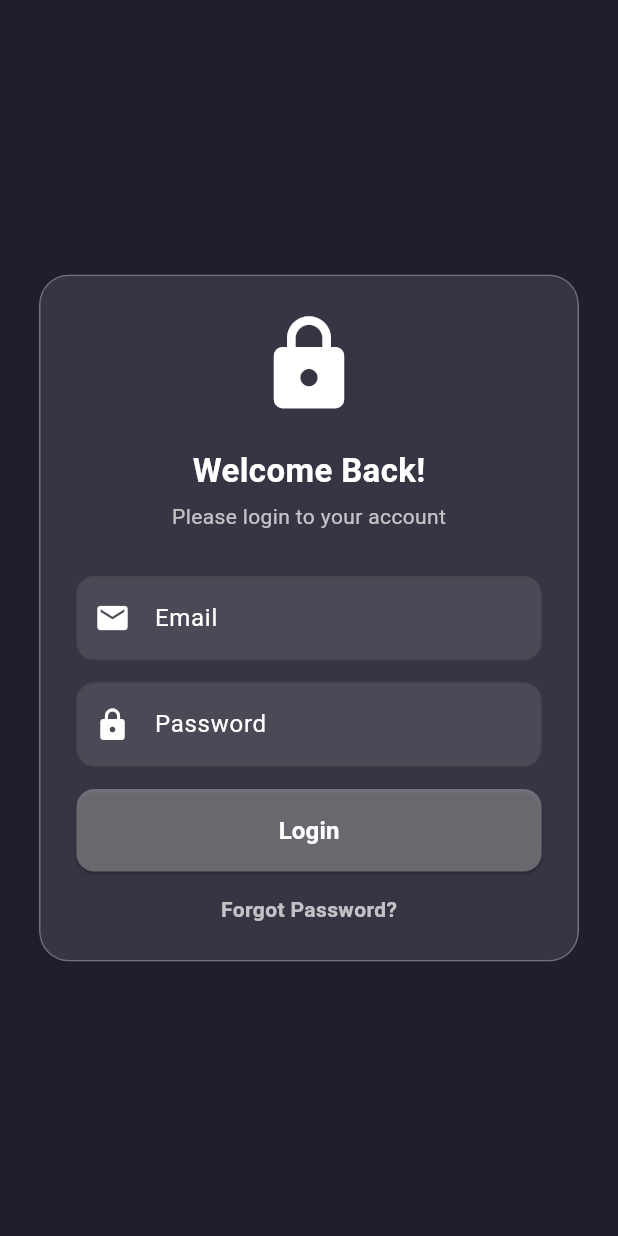
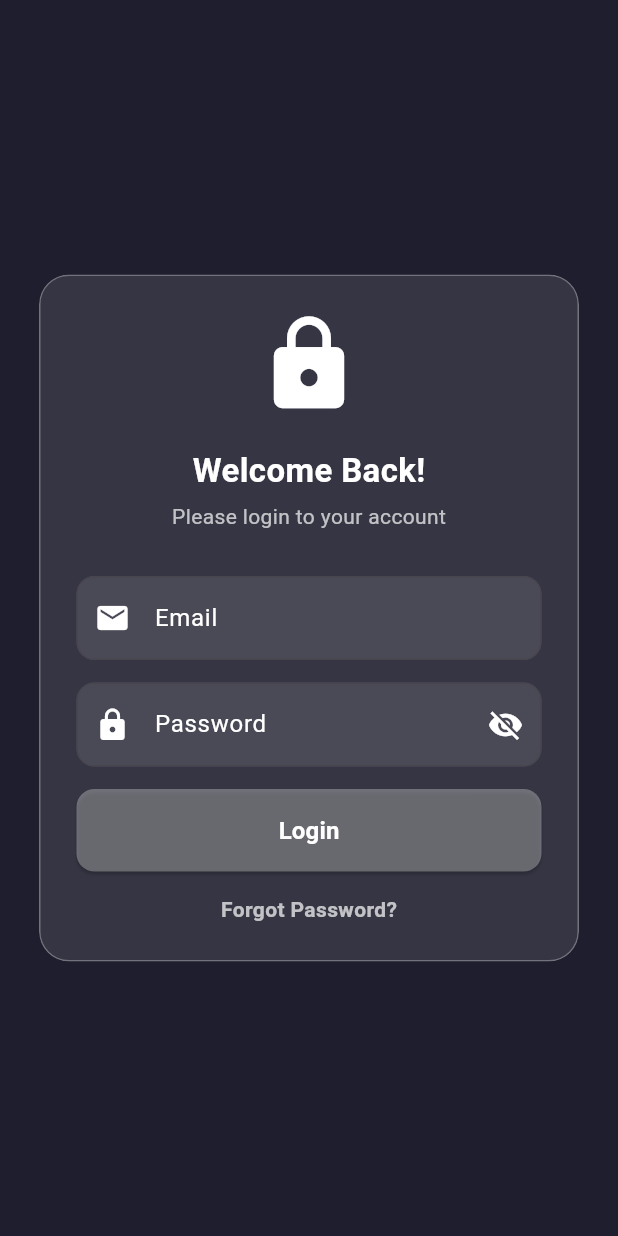
Before and after one commit to johnelson12345/SalesManagement_Monitoring_Node_postgresql, a Flutter app: the screen it shows after launch, on a phone screen of 412 x 824 dp. Run offline on Flutter 3.47's test engine with Material 3 defaults, Android fonts, the phone set to English and light mode, and no system bars; our stand-ins replace image_picker, shared_preferences.

Commit message:
made some functions

```diff
--- a/lib/screens/dashboard.dart
+++ b/lib/screens/dashboard.dart
@@ -165,7 +165,7 @@ class _DashboardScreenState extends State<DashboardScreen> {
                         final menu = recentMenus[index];
                         return ListTile(
                           title: Text(menu.menuname),
-                          subtitle: Text('Price: ₱\${menu.price.toStringAsFixed(2)}'),
+                          subtitle: Text('Price: ₱${menu.price.toStringAsFixed(2)}'),
                           onTap: () {
                             // Placeholder for menu details navigation
                           },
--- a/lib/screens/loginscreen.dart
+++ b/lib/screens/loginscreen.dart
@@ -18,6 +18,7 @@ class _LoginScreenState extends State<LoginScreen> {
   final TextEditingController passwordController = TextEditingController();
   bool isLoading = false;
   String errorMessage = '';
+  bool _obscureText = true;
 
  Future<void> loginUser() async {
   setState(() {
@@ -151,12 +152,23 @@ class _LoginScreenState extends State<LoginScreen> {
                   // Password Input
                   TextField(
                     controller: passwordController,
-                    obscureText: true,
+                    obscureText: _obscureText,
                     style: const TextStyle(color: Colors.white),
                     decoration: InputDecoration(
                       labelText: "Password",
                       labelStyle: const TextStyle(color: Colors.white),
                       prefixIcon: const Icon(Icons.lock, color: Colors.white),
+                      suffixIcon: IconButton(
+                        icon: Icon(
+                          _obscureText ? Icons.visibility_off : Icons.visibility,
+                          color: Colors.white,
+                        ),
+                        onPressed: () {
+                          setState(() {
+                            _obscureText = !_obscureText;
+                          });
+                        },
+                      ),
                       filled: true,
                       fillColor: Colors.white.withOpacity(0.1),
                       border: OutlineInputBorder(
```
